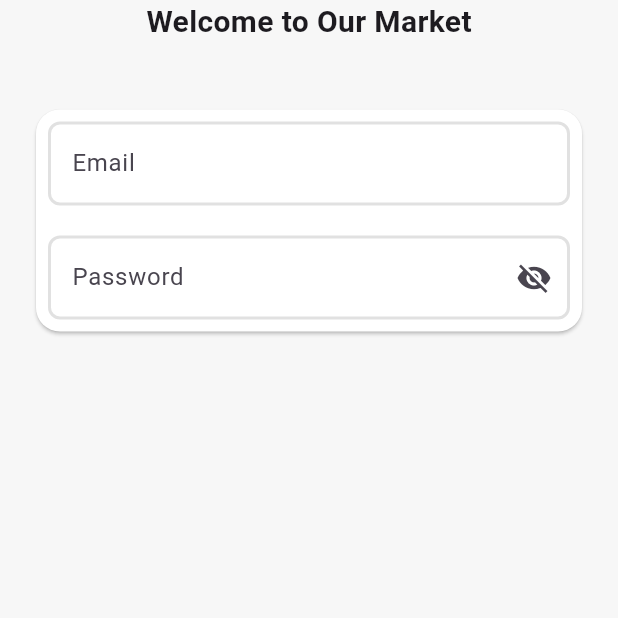
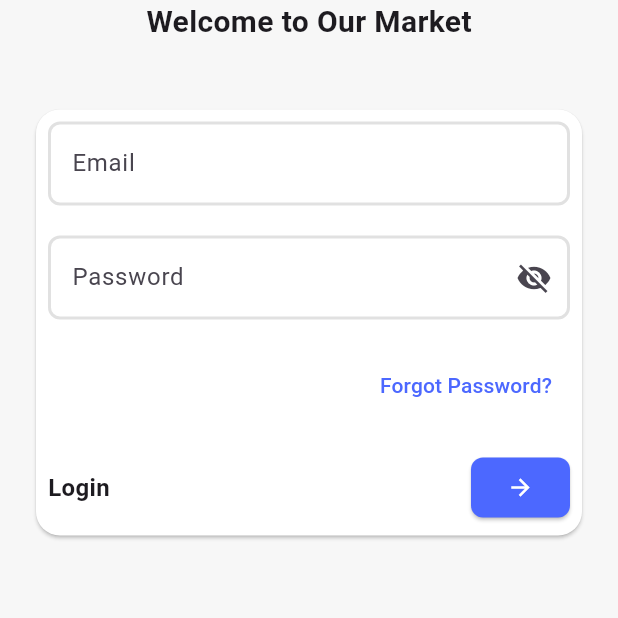
Before and after one commit to AhmedYounis-01/our_basket, a Flutter app: the screen it shows after launch, on a phone screen of 412 x 824 dp, the top half of it. Run offline on Flutter 3.47's test engine with Material 3 defaults, Android fonts, the light colour scheme and no system bars.

Commit message:
-- create login buttons and refactor code for login screen

```diff
--- a/lib/features/login/ui/login_screen.dart
+++ b/lib/features/login/ui/login_screen.dart
@@ -30,6 +30,41 @@ class LoginScreen extends StatelessWidget {
                     CustomTextFormField(
                       labelText: "Password",
                       suffixIcon: Icon(Icons.visibility_off),
+                    ),
+                    SizedBox(height: 20),
+                    Align(
+                      alignment: Alignment.centerRight,
+                      child: TextButton(
+                        onPressed: () {},
+                        child: Text(
+                          "Forgot Password?",
+                          style: TextStyle(color: AppColors.kPrimaryColor),
+                        ),
+                      ),
+                    ),
+                    SizedBox(height: 20),
+                    Row(
+                      mainAxisAlignment: MainAxisAlignment.spaceBetween,
+                      children: [
+                        Text(
+                          "Login",
+                          style: TextStyle(
+                            fontSize: 16,
+                            fontWeight: FontWeight.bold,
+                          ),
+                        ),
+                        ElevatedButton(
+                          style: ElevatedButton.styleFrom(
+                            backgroundColor: AppColors.kPrimaryColor,
+                            foregroundColor: AppColors.kWhiteColor,
+                            shape: RoundedRectangleBorder(
+                              borderRadius: BorderRadius.circular(8),
+                            ),
+                          ),
+                          onPressed: () {},
+                          child: const Icon(Icons.arrow_forward),
+                        ),
+                      ],
                     ),
                   ],
                 ),
```
